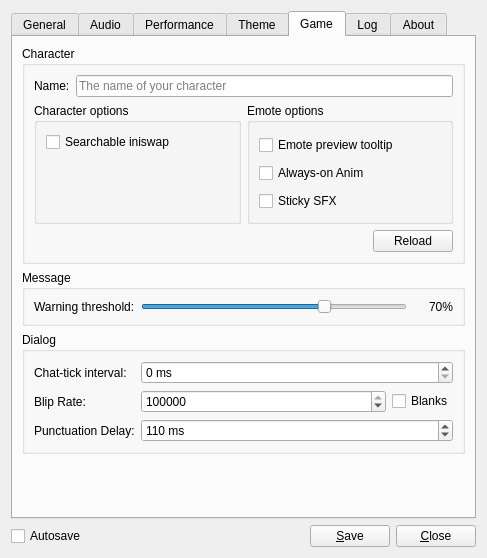
lambdcalculus/AO2-Client, file res/ui/config_panel.ui: the form before one commit.
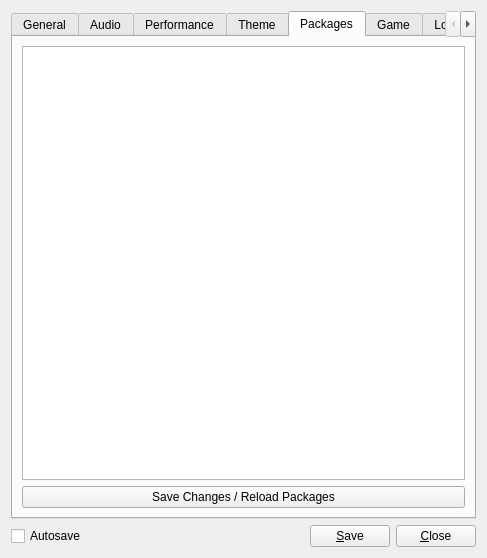
The form after the commit.

Commit message: Create packages tab in the config menu.

```diff
--- a/res/ui/config_panel.ui
+++ b/res/ui/config_panel.ui
@@ -1086,6 +1086,27 @@
        </item>
       </layout>
      </widget>
+     <widget class="QWidget" name="tab_7">
+      <attribute name="title">
+       <string>Packages</string>
+      </attribute>
+      <layout class="QVBoxLayout" name="verticalLayout_10">
+       <item>
+        <widget class="QListWidget" name="packages_list">
+         <property name="layoutDirection">
+          <enum>Qt::LeftToRight</enum>
+         </property>
+        </widget>
+       </item>
+       <item>
+        <widget class="QPushButton" name="load_new_packages">
+         <property name="text">
+          <string>Save Changes / Reload Packages</string>
+         </property>
+        </widget>
+       </item>
+      </layout>
+     </widget>
      <widget class="QWidget" name="tab_5">
       <attribute name="title">
        <string>Game</string>
```
Left out of the diff: 220 changed lines with no effect on the pictures. The commit also changes 8 other files.
